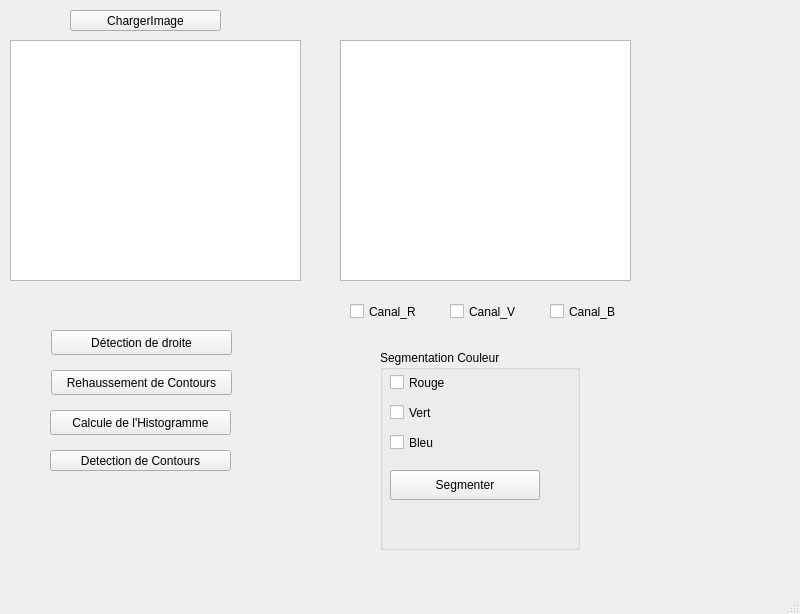
The window that Descripteurs/tessst/mainwindow.ui (TomAuclin/PROJETC_LMLTM) describes before a commit, drawn with Qt 5.
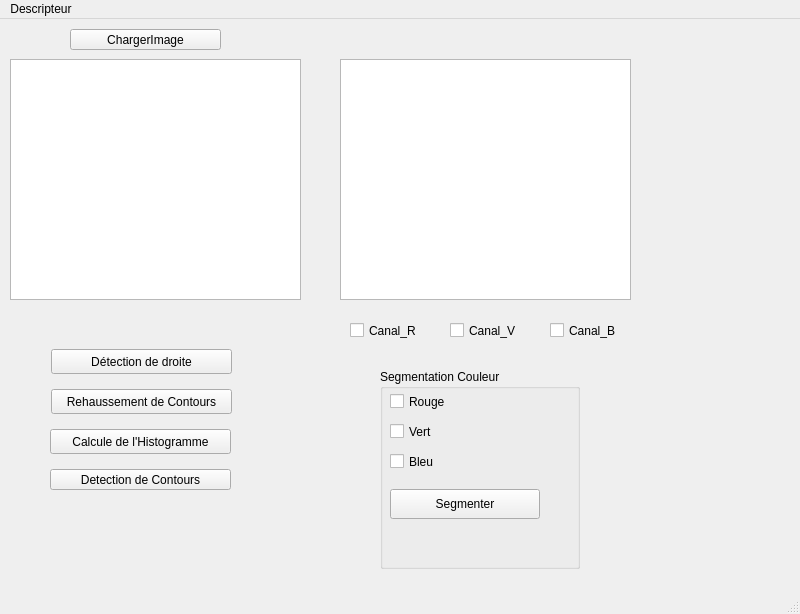
The same window after the commit.

What changed in the file:
```diff
--- a/Descripteurs/tessst/mainwindow.ui
+++ b/Descripteurs/tessst/mainwindow.ui
@@ -213,6 +213,16 @@
      <height>22</height>
     </rect>
    </property>
+   <widget class="QMenu" name="menuDescripteur">
+    <property name="title">
+     <string>Descripteur</string>
+    </property>
+    <addaction name="separator"/>
+    <addaction name="actionAjouterDescripteur"/>
+    <addaction name="actionModifierDescripteur"/>
+    <addaction name="actionSupprimerDescripteur"/>
+   </widget>
+   <addaction name="menuDescripteur"/>
   </widget>
   <widget class="QStatusBar" name="statusbar"/>
  </widget>
```
Left out of the diff: 15 changed lines with no effect on the pictures.
